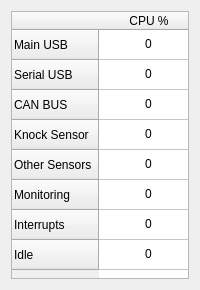
Qt form GUI/ui/tasks.ui (fpoussin/MotoLink) before a commit.
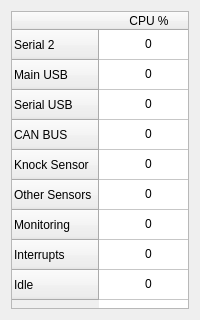
The same form after that commit. Icons and pictures are not drawn.

Diff of the .ui file:
```diff
--- a/GUI/ui/tasks.ui
+++ b/GUI/ui/tasks.ui
@@ -7,19 +7,19 @@
     <x>0</x>
     <y>0</y>
     <width>200</width>
-    <height>290</height>
+    <height>320</height>
    </rect>
   </property>
   <property name="minimumSize">
    <size>
     <width>200</width>
-    <height>290</height>
+    <height>320</height>
    </size>
   </property>
   <property name="maximumSize">
    <size>
     <width>200</width>
-    <height>290</height>
+    <height>320</height>
    </size>
   </property>
   <property name="windowTitle">
@@ -40,6 +40,15 @@
      <attribute name="horizontalHeaderStretchLastSection">
       <bool>true</bool>
      </attribute>
+     <row>
+      <property name="text">
+       <string>Serial 2</string>
+      </property>
+      <property name="icon">
+       <iconset resource="../res/oxygen.qrc">
+        <normaloff>:/oxygen/32x32/actions/network-disconnect.png</normaloff>:/oxygen/32x32/actions/network-disconnect.png</iconset>
+      </property>
+     </row>
      <row>
       <property name="text">
        <string>Main USB</string>
@@ -208,6 +217,17 @@
        <set>ItemIsEnabled</set>
       </property>
      </item>
+     <item row="8" column="0">
+      <property name="text">
+       <string>0</string>
+      </property>
+      <property name="textAlignment">
+       <set>AlignHCenter|AlignVCenter|AlignCenter</set>
+      </property>
+      <property name="flags">
+       <set>ItemIsEnabled</set>
+      </property>
+     </item>
     </widget>
    </item>
   </layout>
```
